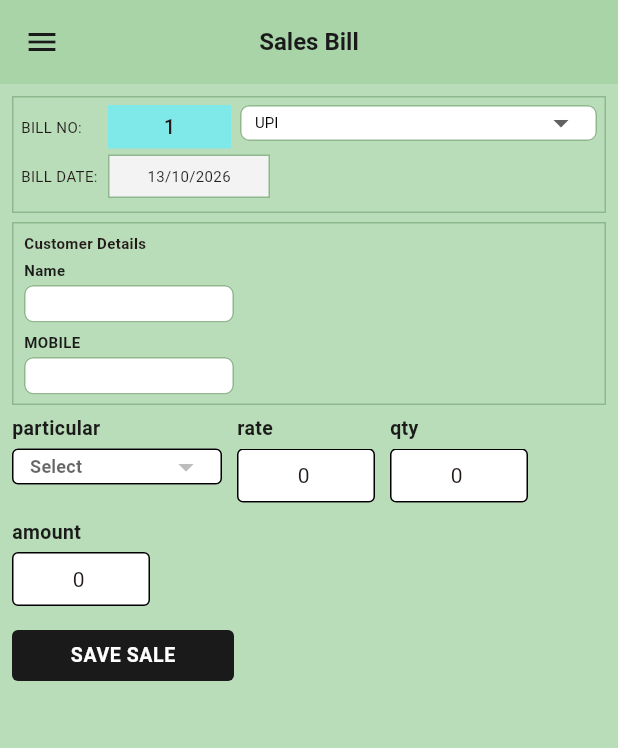
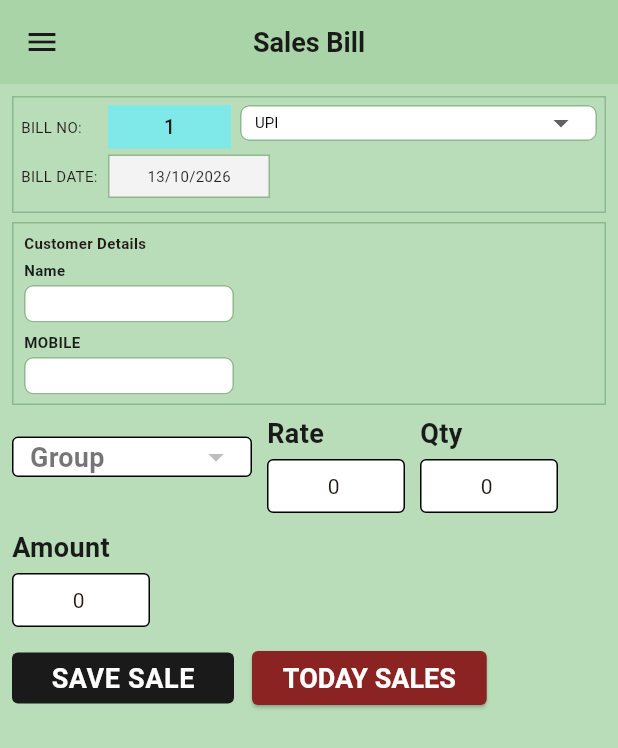
Before and after one commit to Vigneshwari116/surabhi, a Flutter app: the SalesBillScreen screen opened directly, on a phone screen of 412 x 824 dp. Shown: the top 748 px of the screen. Run offline on Flutter 3.47's test engine with Material 3 defaults, Android fonts, the phone set to English and light mode, and no system bars; our stand-ins replace connectivity_plus, pdf, printing, share_plus, shared_preferences, sqflite and 1 more; missing offline and left inert: excel, windows_printer; accounts and stored records are empty; statements that could not run were skipped.

Commit message:
UI: Group labels, 18pt text, today sales, fix ledger drill-down
Rename Particular to Group in bill, receipt, reports, and Excel export.
Remove win2/branch subtitle, normalize legacy location codes to main,
open ledger bills with root navigator, and add Today Sales summary.

```diff
--- a/lib/screen/ledger_bill_detail_screen.dart
+++ b/lib/screen/ledger_bill_detail_screen.dart
@@ -617,7 +617,7 @@ class _LedgerBillDetailScreenState extends State<LedgerBillDetailScreen> {
       child: const Row(
         children: [
           _HeaderCell('S.no', 1),
-          _HeaderCell('Particular', 1),
+          _HeaderCell('Group', 1),
           _HeaderCell('Qty', 1),
           _HeaderCell('RATE', 1),
           _HeaderCell('AMOUNT', 1),
--- a/lib/screen/master_screen.dart
+++ b/lib/screen/master_screen.dart
@@ -83,7 +83,7 @@ class _MasterScreenState extends State<MasterScreen> {
             crossAxisAlignment: CrossAxisAlignment.stretch,
             children: [
               const Text(
-                'Add particulars (shirt, pant, etc.) for the sales bill dropdown.',
+                'Add groups (shirt, pant, etc.) for the sales bill dropdown.',
                 style: TextStyle(fontSize: 12, color: AppColors.navy),
               ),
               const SizedBox(height: 12),
--- a/lib/screen/sales_bill_screen.dart
+++ b/lib/screen/sales_bill_screen.dart
@@ -63,7 +63,7 @@ class _SalesBillScreenState extends State<SalesBillScreen> {
   static const Color billNoColor = Color(0xFF7FE8E8);
   static const double _entryBoxWidth = 92;
   static const double _entryBoxHeight = 38;
-  static const double _entryLabelSize = 13.0;
+  static const double _entryLabelSize = 18.0;
   static const double _desktopBreakpoint = 900;
   static const double _sidebarBreakpoint = 700;
   static const double _sidebarWidth = 200;
@@ -540,7 +540,7 @@ class _SalesBillScreenState extends State<SalesBillScreen> {
   bool _validateParticular({bool focusOnError = true}) {
     final selected = _selectedParticular?.trim() ?? '';
     if (selected.isEmpty) {
-      setState(() => _particularError = 'Select a particular from master');
+      setState(() => _particularError = 'Select a group from MASTER');
       if (focusOnError) {
         _showMessage('Add items in MASTER menu, then select here');
       }
@@ -1184,11 +1184,96 @@ class _SalesBillScreenState extends State<SalesBillScreen> {
     );
   }
 
+  Future<void> _showTodaySales() async {
+    final now = DateTime.now();
+    final dayKey =
+        '${now.year.toString().padLeft(4, '0')}-'
+        '${now.month.toString().padLeft(2, '0')}-'
+        '${now.day.toString().padLeft(2, '0')}';
+
+    try {
+      await LocalDb.instance.initialize();
+      final entries = await LocalDb.instance.getLedgerEntries(
+        _selectedLocation,
+        from: dayKey,
+        to: dayKey,
+      );
+
+      var taxable = 0.0;
+      var gst = 0.0;
+      var grand = 0.0;
+      for (final entry in entries) {
+        taxable += entry.totalAmount;
+        gst += entry.totalCgst + entry.totalSgst + entry.totalIgst;
+        grand += entry.grandTotal;
+      }
+
+      if (!mounted) return;
+
+      await showDialog<void>(
+        context: context,
+        builder: (context) => AlertDialog(
+          title: const Text(
+            'Today sales',
+            style: TextStyle(fontSize: AppTextSizes.sectionHeader),
+          ),
+          content: Text(
+            'Amount: ${_format(taxable)}\n'
+            'GST: ${_format(gst)}\n'
+            'Total sales: ${_format(grand)}\n'
+            'Bills: ${entries.length}',
+            style: const TextStyle(fontSize: AppTextSizes.fieldText),
+          ),
+          actions: [
+            TextButton(
+              onPressed: () => Navigator.of(context).pop(),
+              child: const Text('OK'),
+            ),
+          ],
+        ),
+      );
+    } catch (_) {
+      if (!mounted) return;
+      _showMessage('Could not load today sales');
+    }
+  }
+
   Widget _buildSaveSaleBar() {
-    return CompactSaveButton(
+    return Row(
+      children: [
+        CompactSaveButton(
           buttonKey: const Key('save_sale_bar_button'),
           label: 'SAVE SALE',
           onPressed: _saveBill,
+        ),
+        const SizedBox(width: 12),
+        SizedBox(
+          height: 36,
+          child: ElevatedButton(
+            key: const Key('today_sales_button'),
+            onPressed: _busy ? null : _showTodaySales,
+            style: ElevatedButton.styleFrom(
+              backgroundColor: AppColors.actionButton,
+              foregroundColor: Colors.white,
+              textStyle: const TextStyle(
+                fontSize: AppTextSizes.buttonText,
+                fontWeight: FontWeight.w600,
+              ),
+            ),
+            child: const Text('TODAY SALES'),
+          ),
+        ),
+        if (_particularError != null) ...[
+          const SizedBox(width: 12),
+          Text(
+            _particularError!,
+            style: const TextStyle(
+              color: AppColors.danger,
+              fontSize: AppTextSizes.listSubtitle,
+            ),
+          ),
+        ],
+      ],
     );
   }
 
@@ -1770,33 +1855,20 @@ class _SalesBillScreenState extends State<SalesBillScreen> {
     );
   }
 
-  Widget _buildParticularDropdown() {
-    return Column(
-      crossAxisAlignment: CrossAxisAlignment.start,
-      mainAxisSize: MainAxisSize.min,
-      children: [
-        const Text(
-          'particular',
-          style: TextStyle(
-            fontSize: _entryLabelSize,
-            fontWeight: FontWeight.w700,
-            color: AppColors.navy,
-          ),
-        ),
-        const SizedBox(height: 4),
-        SizedBox(
-          width: 140,
+  Widget _buildGroupDropdown() {
+    return SizedBox(
+      width: 160,
       height: _entryBoxHeight,
       child: DropdownButtonFormField<String>(
-            key: const Key('bill_particular_dropdown'),
+        key: const Key('bill_group_dropdown'),
         value: _selectedParticular,
         isExpanded: true,
         decoration: _entryDecoration().copyWith(
           contentPadding: const EdgeInsets.symmetric(horizontal: 8),
         ),
-            hint: const Text(
-              'Select',
-              style: TextStyle(fontSize: 12),
+        hint: Text(
+          'Group',
+          style: TextStyle(fontSize: _entryLabelSize, color: Colors.black54),
         ),
         items: _masterParticulars
             .map(
@@ -1805,7 +1877,7 @@ class _SalesBillScreenState extends State<SalesBillScreen> {
                 child: Text(
                   name,
                   overflow: TextOverflow.ellipsis,
-                      style: const TextStyle(fontSize: 12),
+                  style: TextStyle(fontSize: _entryLabelSize),
                 ),
               ),
             )
@@ -1818,16 +1890,6 @@ class _SalesBillScreenState extends State<SalesBillScreen> {
           _focusRate();
         },
       ),
-        ),
-        if (_particularError != null)
-          Padding(
-            padding: const EdgeInsets.only(top: 2),
-            child: Text(
-              _particularError!,
-              style: const TextStyle(color: Colors.red, fontSize: 9),
-            ),
-          ),
-      ],
     );
   }
 
@@ -1838,9 +1900,9 @@ class _SalesBillScreenState extends State<SalesBillScreen> {
             runSpacing: 8,
             crossAxisAlignment: WrapCrossAlignment.center,
             children: [
-              _buildParticularDropdown(),
+              _buildGroupDropdown(),
               _buildInlineEntryField(
-                label: 'rate',
+                label: 'Rate',
                 controller: _rateController,
                 focusNode: _rateFocus,
                 onChanged: _rateChanged,
@@ -1850,7 +1912,7 @@ class _SalesBillScreenState extends State<SalesBillScreen> {
                 fieldKey: const Key('bill_rate_field'),
               ),
               _buildInlineEntryField(
-                label: 'qty',
+                label: 'Qty',
                 controller: _qtyController,
                 focusNode: _qtyFocus,
                 onChanged: _qtyChanged,
@@ -1860,7 +1922,7 @@ class _SalesBillScreenState extends State<SalesBillScreen> {
                 fieldKey: const Key('bill_qty_field'),
               ),
               _buildInlineEntryField(
-                label: 'amount',
+                label: 'Amount',
                 controller: _amountController,
                 readOnly: true,
               ),
@@ -1870,10 +1932,10 @@ class _SalesBillScreenState extends State<SalesBillScreen> {
             mainAxisSize: MainAxisSize.min,
             crossAxisAlignment: CrossAxisAlignment.start,
             children: [
-              _buildParticularDropdown(),
+              _buildGroupDropdown(),
               const SizedBox(width: 14),
               _buildInlineEntryField(
-                label: 'rate',
+                label: 'Rate',
                 controller: _rateController,
                 focusNode: _rateFocus,
                 onChanged: _rateChanged,
@@ -1884,7 +1946,7 @@ class _SalesBillScreenState extends State<SalesBillScreen> {
               ),
               const SizedBox(width: 14),
               _buildInlineEntryField(
-                label: 'qty',
+                label: 'Qty',
                 controller: _qtyController,
                 focusNode: _qtyFocus,
                 onChanged: _qtyChanged,
@@ -1895,7 +1957,7 @@ class _SalesBillScreenState extends State<SalesBillScreen> {
               ),
               const SizedBox(width: 14),
               _buildInlineEntryField(
-                label: 'amount',
+                label: 'Amount',
                 controller: _amountController,
                 readOnly: true,
               ),
@@ -2019,7 +2081,7 @@ class _SalesBillScreenState extends State<SalesBillScreen> {
       child: Row(
         children: [
           _tableHeaderCell('S.no', 45),
-          _tableHeaderCell('Particular', 100),
+          _tableHeaderCell('Group', 100),
           _tableHeaderCell('RATE', 65),
           _tableHeaderCell('Qty', 55),
           _tableHeaderCell('AMOUNT', 95),
@@ -2053,7 +2115,7 @@ class _SalesBillScreenState extends State<SalesBillScreen> {
           maxLines: 1,
           overflow: TextOverflow.ellipsis,
           style: const TextStyle(
-            fontSize: 9,
+            fontSize: AppTextSizes.tableHeaderText,
             fontWeight: FontWeight.bold,
             height: 1,
           ),
--- a/lib/screen/sales_ledger_screen.dart
+++ b/lib/screen/sales_ledger_screen.dart
@@ -241,8 +241,9 @@ class _SalesLedgerScreenState extends State<SalesLedgerScreen> {
       return;
     }
 
-    final updated = await Navigator.of(context).push<bool>(
+    final updated = await Navigator.of(context, rootNavigator: true).push<bool>(
       MaterialPageRoute<bool>(
+        fullscreenDialog: true,
         builder: (_) => LedgerBillDetailScreen(
           bill: bill,
           localId: entry.localId,
@@ -644,7 +645,7 @@ class _SalesLedgerScreenState extends State<SalesLedgerScreen> {
           textAlign: alignRight ? TextAlign.right : TextAlign.left,
           overflow: TextOverflow.ellipsis,
           style: TextStyle(
-            fontSize: 9,
+            fontSize: AppTextSizes.tableRowText,
             fontWeight: bold ? FontWeight.bold : FontWeight.w500,
             color: AppColors.navy,
           ),
--- a/lib/services/receipt_service.dart
+++ b/lib/services/receipt_service.dart
@@ -85,7 +85,7 @@ class ReceiptService {
 
   static String _itemHeader() {
     return '${_padRight('SNO', _snoW)}'
-        '${_padRight('PARTICULAR', _partW)}'
+        '${_padRight('GROUP', _partW)}'
         '${_padRight('RATE', _rateW)}'
         '${_padRight('QTY', _qtyW)}'
         '${_padLeft('AMOUNT', _amountW)}';
--- a/lib/services/report_excel_service.dart
+++ b/lib/services/report_excel_service.dart
@@ -66,6 +66,7 @@ class ReportExcelService {
       'DATE',
       'NAME',
       'MOBILE',
+      'GROUP',
       'CASH',
       'CARD/UPI',
       'TOTAL',
@@ -91,6 +92,7 @@ class ReportExcelService {
         date: '',
         name: '',
         mobile: '',
+        group: '',
         cash: '',
         card: '',
         total: '',
@@ -108,6 +110,7 @@ class ReportExcelService {
           date: _formatDate(row.date),
           name: row.customerName,
           mobile: row.mobile.isEmpty ? '—' : row.mobile,
+          group: row.group,
           cash: row.isCashPayment ? money.format(row.grandTotal) : '',
           card: row.isCashPayment ? '' : money.format(row.grandTotal),
           total: money.format(row.total),
@@ -125,6 +128,7 @@ class ReportExcelService {
         date: '',
         name: '',
         mobile: breakdown.periodTotalLabel,
+        group: '',
         cash: money.format(group.subtotal.cash),
         card: money.format(group.subtotal.card),
         total: money.format(group.subtotal.total),
@@ -142,6 +146,7 @@ class ReportExcelService {
       date: '',
       name: '',
       mobile: 'Grand Total',
+      group: '',
       cash: money.format(breakdown.grandTotal.cash),
       card: money.format(breakdown.grandTotal.card),
       total: money.format(breakdown.grandTotal.total),
@@ -160,6 +165,7 @@ class ReportExcelService {
     required String date,
     required String name,
     required String mobile,
+    required String group,
     required String cash,
     required String card,
     required String total,
@@ -172,6 +178,7 @@ class ReportExcelService {
       date,
       name,
       mobile,
+      group,
       cash,
       card,
       total,
--- a/lib/theme/app_theme.dart
+++ b/lib/theme/app_theme.dart
@@ -30,17 +30,18 @@ class AppColors {
 class AppTextSizes {
   AppTextSizes._();
 
-  static const appBarTitle = 16.0;
+  /// Legacy billing screen uses ~18pt body text.
+  static const appBarTitle = 18.0;
   static const statNumber = 22.0;
-  static const statLabel = 12.5;
-  static const sectionHeader = 13.0;
-  static const fieldLabel = 13.0;
-  static const fieldText = 14.0;
-  static const listTitle = 13.0;
-  static const listSubtitle = 11.5;
-  static const buttonText = 13.0;
-  static const tableHeaderText = 12.5;
-  static const tableRowText = 12.5;
+  static const statLabel = 18.0;
+  static const sectionHeader = 18.0;
+  static const fieldLabel = 18.0;
+  static const fieldText = 18.0;
+  static const listTitle = 18.0;
+  static const listSubtitle = 16.0;
+  static const buttonText = 18.0;
+  static const tableHeaderText = 18.0;
+  static const tableRowText = 18.0;
 }
 
 class AppTheme {
```
Also changed, not shown: lib/config/app_config.dart (+25 -3 lines), lib/repositories/ledger_repository.dart (+11 -4 lines), lib/repositories/report_repository.dart (+31 -2 lines), lib/screen/staff_dashboard_screen.dart (+1 -13 lines), lib/widgets/compact_layout.dart (+0 -12 lines), 2 other files. Lines whose indentation alone changed are shown as unchanged.
